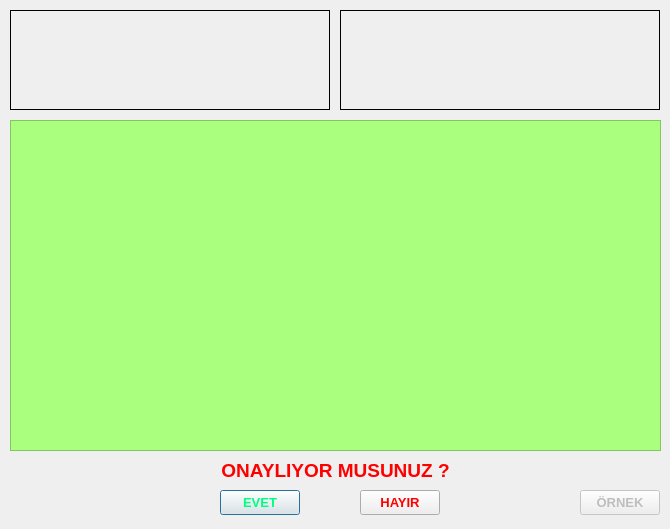
Old version of the form analyzedialog.ui in the repository alikanarya/JTW.
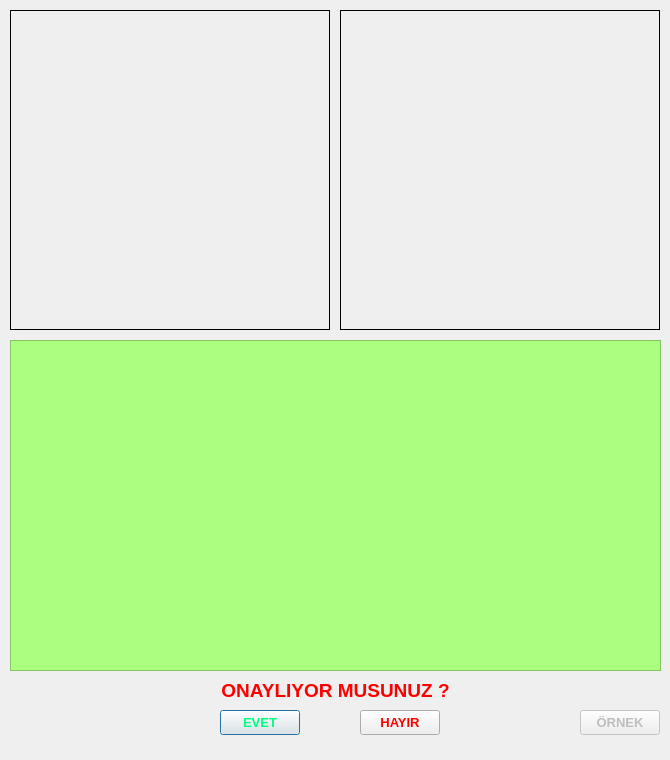
New version of the form. Icons and pictures are not drawn.

```diff
--- a/analyzedialog.ui
+++ b/analyzedialog.ui
@@ -10,7 +10,7 @@
     <x>0</x>
     <y>0</y>
     <width>670</width>
-    <height>529</height>
+    <height>760</height>
    </rect>
   </property>
   <property name="windowTitle">
@@ -26,7 +26,7 @@
      <x>10</x>
      <y>10</y>
      <width>320</width>
-     <height>100</height>
+     <height>320</height>
     </rect>
    </property>
    <property name="frameShape">
@@ -42,7 +42,7 @@
      <x>340</x>
      <y>10</y>
      <width>320</width>
-     <height>100</height>
+     <height>320</height>
     </rect>
    </property>
    <property name="frameShape">
@@ -56,7 +56,7 @@
    <property name="geometry">
     <rect>
      <x>10</x>
-     <y>120</y>
+     <y>340</y>
      <width>651</width>
      <height>331</height>
     </rect>
@@ -78,7 +78,7 @@
    <property name="geometry">
     <rect>
      <x>10</x>
-     <y>460</y>
+     <y>680</y>
      <width>651</width>
      <height>20</height>
     </rect>
@@ -105,7 +105,7 @@
    <property name="geometry">
     <rect>
      <x>220</x>
-     <y>490</y>
+     <y>710</y>
      <width>80</width>
      <height>25</height>
     </rect>
@@ -129,7 +129,7 @@
    <property name="geometry">
     <rect>
      <x>360</x>
-     <y>490</y>
+     <y>710</y>
      <width>80</width>
      <height>25</height>
     </rect>
@@ -156,7 +156,7 @@
    <property name="geometry">
     <rect>
      <x>580</x>
-     <y>490</y>
+     <y>710</y>
      <width>80</width>
      <height>25</height>
     </rect>
```
Left out of the diff: 6 changed lines with no effect on the pictures.
